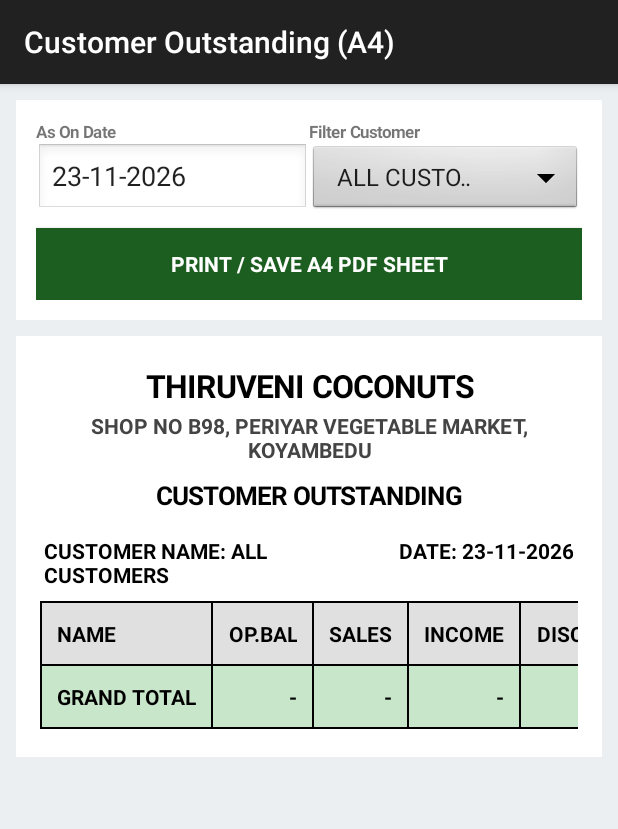
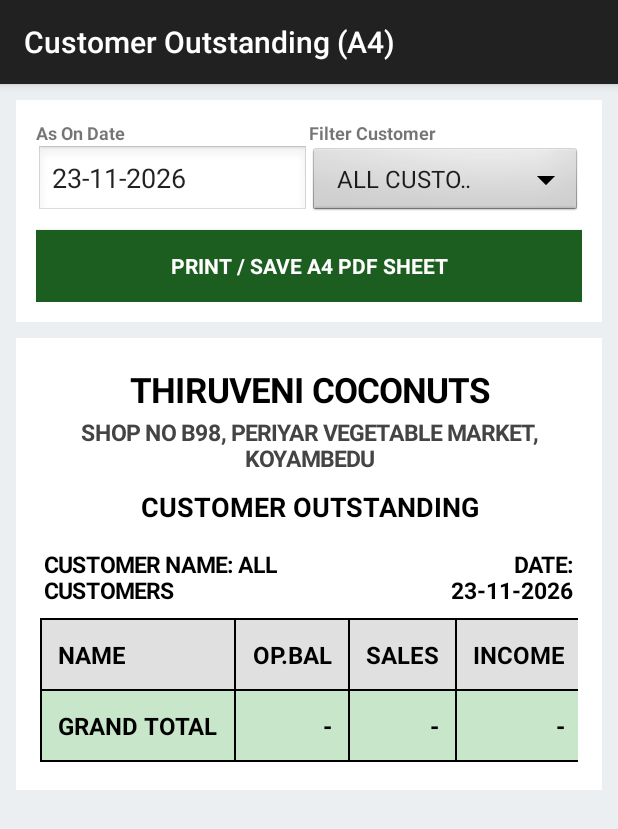
Before and after one commit to chindan89-design/VeggieLedgerApp, an Android app: the CustomerOutstandingActivity screen opened directly, with no data from a screen before it, after a tap on "PRINT / SAVE A4 PDF SHEET", on a phone screen of 412 x 824 dp. Shown: the top 829 px of the screen. Run offline under Robolectric (Android 15) with nearby library versions, the phone set to English and light mode, and no system bars; our stand-ins replace Firebase (no records; nobody signed in at launch, a user with empty details on screens opened directly).

Commit message:
Update CustomerOutstandingActivity.kt

```diff
--- a/app/src/main/java/com/shop/veggieledger/CustomerOutstandingActivity.kt
+++ b/app/src/main/java/com/shop/veggieledger/CustomerOutstandingActivity.kt
@@ -46,8 +46,8 @@ class CustomerOutstandingActivity : AppCompatActivity() {
     private val customerNames = arrayListOf("ALL CUSTOMERS")
     private val reportRows = JSONArray()
 
-    // Adjusted to 33 rows per A4 page to accommodate +2pt font size and +1pt row padding cleanly
-    private val ROWS_PER_A4_PAGE = 33
+    // 28 rows per A4 portrait page so larger font (13.5px) fits full page height without overflow
+    private val ROWS_PER_A4_PAGE = 28
 
     override fun onCreate(savedInstanceState: Bundle?) {
         super.onCreate(savedInstanceState)
@@ -95,7 +95,7 @@ class CustomerOutstandingActivity : AppCompatActivity() {
         dateCol.layoutParams = LinearLayout.LayoutParams(0, LinearLayout.LayoutParams.WRAP_CONTENT, 1f)
         val lblDate = TextView(this)
         lblDate.text = "As On Date"
-        lblDate.textSize = 11f
+        lblDate.textSize = 12f
         lblDate.setTypeface(null, Typeface.BOLD)
         etAsOnDate = EditText(this)
         etAsOnDate.setText(selectedDateStr)
@@ -119,7 +119,7 @@ class CustomerOutstandingActivity : AppCompatActivity() {
         custCol.layoutParams = LinearLayout.LayoutParams(0, LinearLayout.LayoutParams.WRAP_CONTENT, 1f)
         val lblCust = TextView(this)
         lblCust.text = "Filter Customer"
-        lblCust.textSize = 11f
+        lblCust.textSize = 12f
         lblCust.setTypeface(null, Typeface.BOLD)
         spCustomerFilter = Spinner(this)
         spCustomerFilter.setBackgroundResource(android.R.drawable.btn_dropdown)
@@ -155,7 +155,7 @@ class CustomerOutstandingActivity : AppCompatActivity() {
         // Center Heading 1: THIRUVENI COCONUTS
         val tvShopName = TextView(this)
         tvShopName.text = "THIRUVENI COCONUTS"
-        tvShopName.textSize = 21f
+        tvShopName.textSize = 23f
         tvShopName.setTypeface(null, Typeface.BOLD)
         tvShopName.setTextColor(Color.BLACK)
         tvShopName.gravity = Gravity.CENTER
@@ -164,7 +164,7 @@ class CustomerOutstandingActivity : AppCompatActivity() {
         // Center Heading 2: Address
         val tvShopAddr = TextView(this)
         tvShopAddr.text = "SHOP NO B98, PERIYAR VEGETABLE MARKET, KOYAMBEDU"
-        tvShopAddr.textSize = 14f
+        tvShopAddr.textSize = 15f
         tvShopAddr.setTypeface(null, Typeface.BOLD)
         tvShopAddr.setTextColor(Color.DKGRAY)
         tvShopAddr.gravity = Gravity.CENTER
@@ -174,7 +174,7 @@ class CustomerOutstandingActivity : AppCompatActivity() {
         // Center Heading 3: CUSTOMER OUTSTANDING
         val tvSheetTitle = TextView(this)
         tvSheetTitle.text = "CUSTOMER OUTSTANDING"
-        tvSheetTitle.textSize = 17f
+        tvSheetTitle.textSize = 18f
         tvSheetTitle.setTypeface(null, Typeface.BOLD)
         tvSheetTitle.setTextColor(Color.BLACK)
         tvSheetTitle.gravity = Gravity.CENTER
@@ -189,7 +189,7 @@ class CustomerOutstandingActivity : AppCompatActivity() {
 
         tvLeftCustName = TextView(this)
         tvLeftCustName.text = "CUSTOMER NAME: ALL CUSTOMERS"
-        tvLeftCustName.textSize = 14f
+        tvLeftCustName.textSize = 15f
         tvLeftCustName.setTypeface(null, Typeface.BOLD)
         tvLeftCustName.setTextColor(Color.BLACK)
         tvLeftCustName.gravity = Gravity.START
@@ -197,7 +197,7 @@ class CustomerOutstandingActivity : AppCompatActivity() {
 
         tvRightDate = TextView(this)
         tvRightDate.text = "DATE: $selectedDateStr"
-        tvRightDate.textSize = 14f
+        tvRightDate.textSize = 15f
         tvRightDate.setTypeface(null, Typeface.BOLD)
         tvRightDate.setTextColor(Color.BLACK)
         tvRightDate.gravity = Gravity.END
@@ -336,8 +336,8 @@ class CustomerOutstandingActivity : AppCompatActivity() {
         tv.text = text
         tv.setTextColor(textColor)
         tv.setBackgroundColor(bgColor)
-        tv.textSize = 14f
-        tv.setPadding(15, 16, 15, 16)
+        tv.textSize = 16f
+        tv.setPadding(16, 18, 16, 18)
         tv.gravity = if (alignRight) Gravity.END else Gravity.START
         if (bold) tv.setTypeface(null, Typeface.BOLD)
         val lp = TableRow.LayoutParams(TableRow.LayoutParams.WRAP_CONTENT, TableRow.LayoutParams.MATCH_PARENT)
@@ -577,13 +577,13 @@ class CustomerOutstandingActivity : AppCompatActivity() {
                     <table class="grid">
                         <colgroup>
                             <col style="width: 24%;">
-                            <col style="width: 11%;">
+                            <col style="width: 11.5%;">
                             <col style="width: 10%;">
                             <col style="width: 10%;">
-                            <col style="width: 9%;">
-                            <col style="width: 12%;">
-                            <col style="width: 12%;">
-                            <col style="width: 12%;">
+                            <col style="width: 8.5%;">
+                            <col style="width: 12.5%;">
+                            <col style="width: 12.5%;">
+                            <col style="width: 11%;">
                         </colgroup>
                         <thead>
                             <tr>
@@ -611,21 +611,21 @@ class CustomerOutstandingActivity : AppCompatActivity() {
             <head>
             <style>
                 * { box-sizing: border-box; }
-                @page { size: A4 portrait; margin: 5mm 5mm 5mm 5mm; }
+                @page { size: A4 portrait; margin: 4mm 4mm 4mm 4mm; }
                 html, body { width: 100%; font-family: Arial, sans-serif; color: #000; margin: 0; padding: 0; }
                 .page-box { width: 100%; }
                 .center { text-align: center; }
-                h1 { font-size: 20px; margin: 0; letter-spacing: 0.8px; }
-                h2 { font-size: 13px; margin: 2px 0 4px 0; font-weight: bold; }
-                h3 { font-size: 15px; margin: 3px 0 6px 0; text-decoration: underline; }
-                .meta { width: 100%; margin-bottom: 5px; font-size: 12.5px; font-weight: bold; }
+                h1 { font-size: 22px; margin: 0; letter-spacing: 0.8px; }
+                h2 { font-size: 14.5px; margin: 2px 0 4px 0; font-weight: bold; }
+                h3 { font-size: 16.5px; margin: 3px 0 6px 0; text-decoration: underline; }
+                .meta { width: 100%; margin-bottom: 6px; font-size: 13.5px; font-weight: bold; }
                 .meta td { border: none; padding: 1px 0; }
-                table.grid { width: 100%; table-layout: fixed; border-collapse: collapse; font-size: 11.8px; }
-                table.grid th, table.grid td { border: 1px solid #000; padding: 6.5px 4px; text-align: right; white-space: nowrap; overflow: hidden; text-overflow: ellipsis; }
-                table.grid th { background-color: #E0E0E0; text-align: center; font-weight: bold; padding: 7px 3px; font-size: 11.5px; }
+                table.grid { width: 100%; table-layout: fixed; border-collapse: collapse; font-size: 13.5px; }
+                table.grid th, table.grid td { border: 1px solid #000; padding: 7px 3px; text-align: right; white-space: nowrap; overflow: hidden; text-overflow: ellipsis; }
+                table.grid th { background-color: #E0E0E0; text-align: center; font-weight: bold; padding: 7.5px 2px; font-size: 12.5px; }
                 td.namecol { text-align: left !important; font-weight: bold; }
-                tr.pagetotal td { font-weight: bold; background-color: #FFFDE7; border-top: 1.5px solid #000; padding: 7px 4px; }
-                tr.grandtotal td { font-weight: bold; background-color: #E8F5E9; border-top: 2px solid #000; border-bottom: 2px solid #000; font-size: 12.5px; padding: 7.5px 4px; }
+                tr.pagetotal td { font-weight: bold; background-color: #FFFDE7; border-top: 2px solid #000; padding: 7.5px 3px; font-size: 13.5px; }
+                tr.grandtotal td { font-weight: bold; background-color: #E8F5E9; border-top: 2px solid #000; border-bottom: 2px solid #000; font-size: 14px; padding: 8px 3px; }
             </style>
             </head>
             <body>
@@ -646,6 +646,6 @@ class CustomerOutstandingActivity : AppCompatActivity() {
             }
         }
         printWebView.loadDataWithBaseURL(null, htmlDoc, "text/HTML", "UTF-8", null)
-        Toast.makeText(this, "Preparing Full-Page A4 Sheet...", Toast.LENGTH_SHORT).show()
+        Toast.makeText(this, "Preparing Large-Font A4 Sheet...", Toast.LENGTH_SHORT).show()
     }
 }
```
